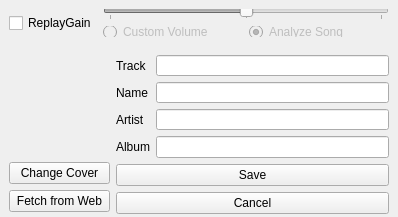
Before: the Qt Designer form song_editor.ui in fabiomdiniz/Frey, drawn with Qt 5.
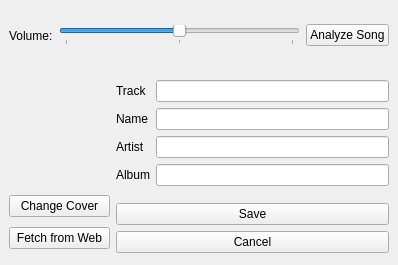
After: the same form once the commit is applied. Icons and pictures are not drawn.

Patch:
```diff
--- a/song_editor.ui
+++ b/song_editor.ui
@@ -7,7 +7,7 @@
     <x>0</x>
     <y>0</y>
     <width>398</width>
-    <height>217</height>
+    <height>265</height>
    </rect>
   </property>
   <property name="sizePolicy">
@@ -42,7 +42,7 @@
     <number>0</number>
    </property>
    <item>
-    <widget class="QFrame" name="">
+    <widget class="QFrame" name="frame">
      <property name="sizePolicy">
       <sizepolicy hsizetype="Preferred" vsizetype="Fixed">
        <horstretch>0</horstretch>
@@ -52,29 +52,29 @@
      <property name="minimumSize">
       <size>
        <width>0</width>
-       <height>46</height>
+       <height>69</height>
       </size>
      </property>
      <property name="maximumSize">
       <size>
        <width>16777215</width>
-       <height>46</height>
+       <height>69</height>
       </size>
      </property>
      <layout class="QHBoxLayout" name="horizontalLayout_3">
       <item>
-       <widget class="QCheckBox" name="gaincheck">
+       <layout class="QHBoxLayout" name="horizontalLayout_2">
+        <item>
+         <widget class="QLabel" name="label_5">
         <property name="text">
-         <string>ReplayGain</string>
+           <string>Volume:</string>
         </property>
        </widget>
       </item>
-      <item>
-       <layout class="QVBoxLayout" name="verticalLayout_3">
         <item>
          <widget class="QSlider" name="gainslider">
           <property name="enabled">
-           <bool>false</bool>
+           <bool>true</bool>
           </property>
           <property name="minimum">
            <number>-15</number>
@@ -94,31 +94,11 @@
          </widget>
         </item>
         <item>
-         <layout class="QHBoxLayout" name="horizontalLayout_2">
-          <item>
-           <widget class="QRadioButton" name="customradio">
-            <property name="enabled">
-             <bool>false</bool>
-            </property>
-            <property name="text">
-             <string>Custom Volume</string>
-            </property>
-           </widget>
-          </item>
-          <item>
-           <widget class="QRadioButton" name="analyzeradio">
-            <property name="enabled">
-             <bool>false</bool>
-            </property>
+         <widget class="QPushButton" name="analyze_button">
             <property name="text">
              <string>Analyze Song</string>
             </property>
-            <property name="checked">
-             <bool>true</bool>
-            </property>
-           </widget>
-          </item>
-         </layout>
+         </widget>
         </item>
        </layout>
       </item>
@@ -136,13 +116,13 @@
      <property name="minimumSize">
       <size>
        <width>0</width>
-       <height>177</height>
+       <height>191</height>
       </size>
      </property>
      <property name="maximumSize">
       <size>
        <width>16777215</width>
-       <height>177</height>
+       <height>191</height>
       </size>
      </property>
      <layout class="QHBoxLayout" name="horizontalLayout">
```
Lines whose indentation alone changed are shown as unchanged.
